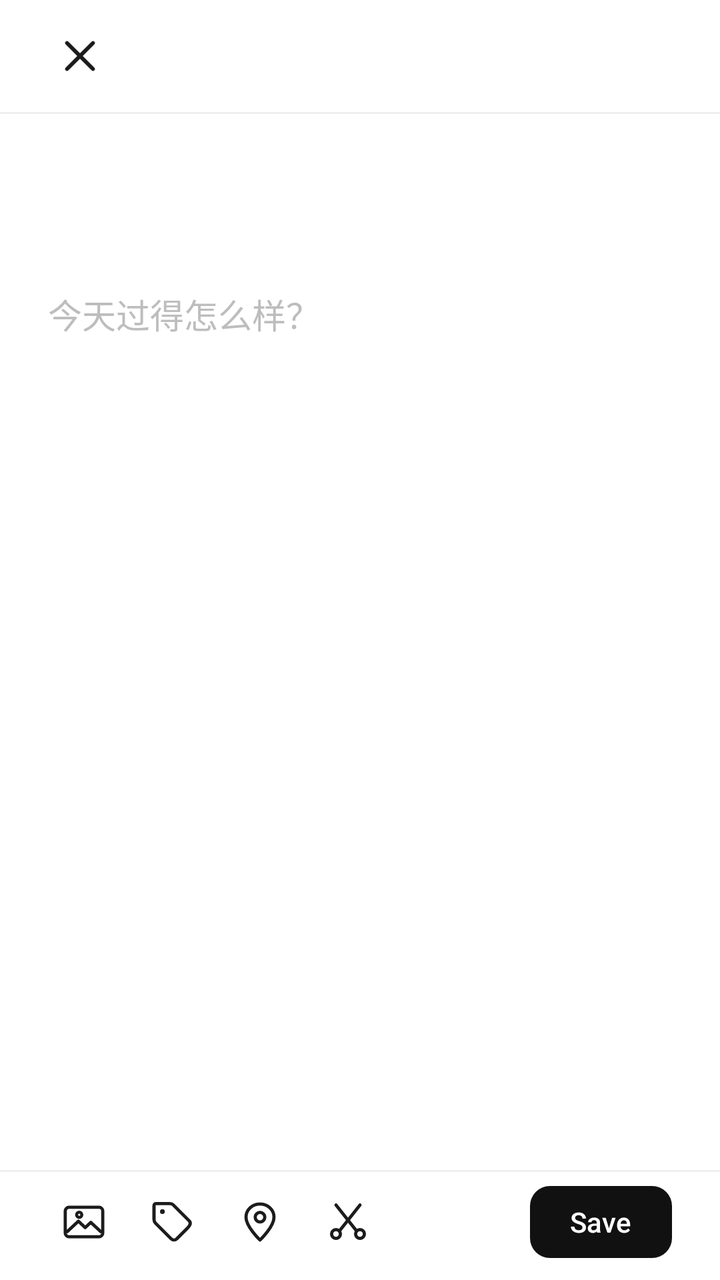
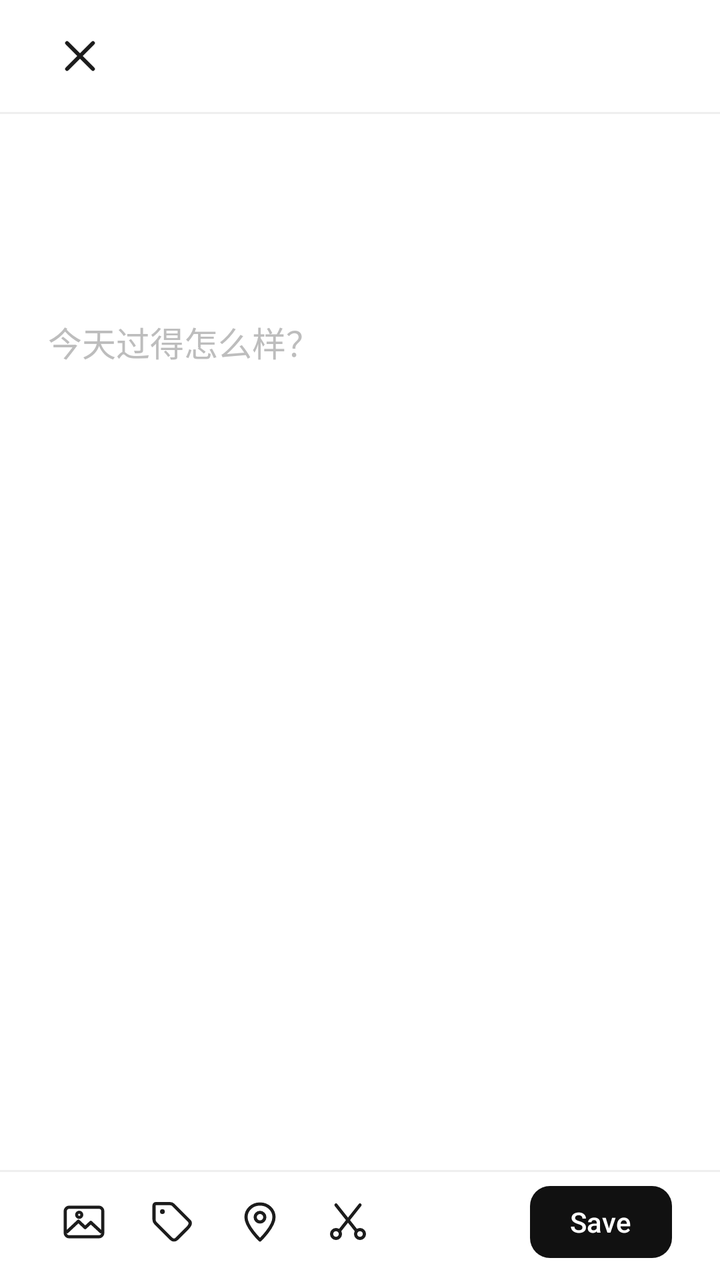

An Android layout rendered at two revisions. The XML below is the earlier revision; the diff shows what the commit changed to produce the second picture.
<!-- AndroidManifest.xml: activity theme Theme.WuDiary.Editor -->
<!-- res/layout/activity_edit_diary.xml -->
<?xml version="1.0" encoding="utf-8"?>
<LinearLayout xmlns:android="http://schemas.android.com/apk/res/android"
    xmlns:app="http://schemas.android.com/apk/res-auto"
    android:layout_width="match_parent"
    android:layout_height="match_parent"
    android:background="@color/background"
    android:orientation="vertical">

    <ScrollView
        android:id="@+id/scrollContent"
        android:layout_width="match_parent"
        android:layout_height="0dp"
        android:layout_weight="1"
        android:fillViewport="true"
        android:overScrollMode="never"
        android:scrollbars="none">

        <LinearLayout
            android:layout_width="match_parent"
            android:layout_height="wrap_content"
            android:orientation="vertical">

            <LinearLayout
                android:layout_width="match_parent"
                android:layout_height="56dp"
                android:gravity="center_vertical"
                android:orientation="horizontal"
                android:paddingHorizontal="16dp">

                <ImageButton
                    android:id="@+id/btnClose"
                    android:layout_width="48dp"
                    android:layout_height="48dp"
                    android:background="?attr/selectableItemBackgroundBorderless"
                    android:contentDescription="@string/cancel"
                    android:scaleType="centerInside"
                    android:src="@drawable/ic_close"
                    app:tint="@color/text_primary" />
            </LinearLayout>

            <View
                android:layout_width="match_parent"
                android:layout_height="1dp"
                android:background="@color/divider" />

            <LinearLayout
                android:layout_width="match_parent"
                android:layout_height="wrap_content"
                android:layout_marginHorizontal="24dp"
                android:layout_marginTop="22dp"
                android:orientation="horizontal">

                <TextView
                    android:id="@+id/textEditorDay"
                    android:layout_width="wrap_content"
                    android:layout_height="wrap_content"
                    android:fontFamily="serif"
                    android:textColor="@color/text_primary"
                    android:textSize="32sp"
                    android:textStyle="bold" />

                <TextView
                    android:id="@+id/textEditorYear"
                    android:layout_width="wrap_content"
                    android:layout_height="wrap_content"
                    android:layout_marginStart="9dp"
                    android:fontFamily="serif"
                    android:textColor="@color/text_secondary"
                    android:textSize="18sp" />
            </LinearLayout>

            <TextView
                android:id="@+id/textEditorTags"
                android:layout_width="match_parent"
                android:layout_height="wrap_content"
                android:layout_marginHorizontal="24dp"
                android:layout_marginTop="10dp"
                android:textColor="@color/text_secondary"
                android:textSize="13sp"
                android:visibility="gone" />

            <HorizontalScrollView
                android:id="@+id/imageScroll"
                android:layout_width="match_parent"
                android:layout_height="wrap_content"
                android:layout_marginTop="16dp"
                android:clipToPadding="false"
                android:paddingHorizontal="24dp"
                android:scrollbars="none"
                android:visibility="gone">

                <LinearLayout
                    android:id="@+id/imageStrip"
                    android:layout_width="wrap_content"
                    android:layout_height="wrap_content"
                    android:orientation="horizontal" />
            </HorizontalScrollView>

            <EditText
                android:id="@+id/editContent"
                android:layout_width="match_parent"
                android:layout_height="wrap_content"
                android:layout_marginHorizontal="24dp"
                android:layout_marginTop="22dp"
                android:layout_marginBottom="12dp"
                android:background="@null"
                android:breakStrategy="simple"
                android:gravity="top"
                android:hint="@string/hint_content"
                android:hyphenationFrequency="none"
                android:inputType="textMultiLine|textCapSentences"
                android:lineSpacingExtra="6dp"
                android:minHeight="240dp"
                android:overScrollMode="never"
                android:paddingStart="0dp"
                android:paddingTop="0dp"
                android:paddingEnd="0dp"
                android:paddingBottom="72dp"
                android:scrollbars="none"
                android:textColor="@color/text_body"
                android:textColorHint="@color/text_secondary"
                android:textSize="17sp" />
        </LinearLayout>
    </ScrollView>

    <View
        android:layout_width="match_parent"
        android:layout_height="1dp"
        android:background="@color/divider" />

    <LinearLayout
        android:layout_width="match_parent"
        android:layout_height="wrap_content"
        android:gravity="center_vertical"
        android:orientation="horizontal"
        android:paddingHorizontal="24dp"
        android:paddingTop="7dp"
        android:paddingBottom="11dp">

        <ImageButton
            android:id="@+id/btnImage"
            android:layout_width="36dp"
            android:layout_height="36dp"
            android:background="?attr/selectableItemBackgroundBorderless"
            android:contentDescription="@string/add_image"
            android:scaleType="centerInside"
            android:src="@drawable/ic_image"
            app:tint="@color/text_primary" />

        <ImageButton
            android:id="@+id/btnTag"
            android:layout_width="36dp"
            android:layout_height="36dp"
            android:layout_marginStart="8dp"
            android:background="?attr/selectableItemBackgroundBorderless"
            android:contentDescription="@string/add_tag"
            android:scaleType="centerInside"
            android:src="@drawable/ic_tag"
            app:tint="@color/text_primary" />

        <ImageButton
            android:id="@+id/btnLocation"
            android:layout_width="36dp"
            android:layout_height="36dp"
            android:layout_marginStart="8dp"
            android:background="?attr/selectableItemBackgroundBorderless"
            android:contentDescription="@string/add_location"
            android:scaleType="centerInside"
            android:src="@drawable/ic_location"
            app:tint="@color/text_primary" />

        <ImageButton
            android:id="@+id/btnCut"
            android:layout_width="36dp"
            android:layout_height="36dp"
            android:layout_marginStart="8dp"
            android:background="?attr/selectableItemBackgroundBorderless"
            android:contentDescription="@string/cut_paragraph"
            android:scaleType="centerInside"
            android:src="@drawable/ic_cut"
            app:tint="@color/text_primary" />

        <Space
            android:layout_width="0dp"
            android:layout_height="1dp"
            android:layout_weight="1" />

        <com.google.android.material.button.MaterialButton
            android:id="@+id/btnSave"
            android:layout_width="wrap_content"
            android:layout_height="36dp"
            android:contentDescription="@string/save"
            android:insetTop="0dp"
            android:insetBottom="0dp"
            android:minWidth="0dp"
            android:minHeight="0dp"
            android:paddingHorizontal="20dp"
            android:text="@string/save_action"
            android:textColor="@android:color/white"
            android:textSize="14sp"
            app:backgroundTint="@color/fab_dark"
            app:cornerRadius="10dp" />
    </LinearLayout>

</LinearLayout>
<!-- resources referenced by this layout -->
<resources>
  <color name="background">#FFFFFF</color>
  <color name="divider">#EFEFEF</color>
  <color name="fab_dark">#111111</color>
  <color name="text_body">#565656</color>
  <color name="text_primary">#1C1C1C</color>
  <color name="text_secondary">#BDBDBD</color>
  <!-- drawable ic_close (drawable) -->
  <?xml version="1.0" encoding="utf-8"?>
  <vector xmlns:android="http://schemas.android.com/apk/res/android"
      android:width="24dp"
      android:height="24dp"
      android:viewportWidth="24"
      android:viewportHeight="24">
      <path
          android:fillColor="#00000000"
          android:pathData="M5.5,5.5 L18.5,18.5 M18.5,5.5 L5.5,18.5"
          android:strokeColor="#1C1C1C"
          android:strokeLineCap="round"
          android:strokeWidth="1.9" />
  </vector>
  <!-- drawable ic_location (drawable) -->
  <?xml version="1.0" encoding="utf-8"?>
  <vector xmlns:android="http://schemas.android.com/apk/res/android"
      android:width="24dp"
      android:height="24dp"
      android:viewportWidth="24"
      android:viewportHeight="24">
      <path
          android:fillColor="#00000000"
          android:pathData="M12,21 C12,21 19,14.4 19,9.6 C19,5.9 15.9,3 12,3 C8.1,3 5,5.9 5,9.6 C5,14.4 12,21 12,21 Z"
          android:strokeColor="#1C1C1C"
          android:strokeLineCap="round"
          android:strokeLineJoin="round"
          android:strokeWidth="1.6" />
      <path
          android:fillColor="#00000000"
          android:pathData="M12,7.2 A2.4,2.4 0 1,1 12,12 A2.4,2.4 0 1,1 12,7.2 Z"
          android:strokeColor="#1C1C1C"
          android:strokeWidth="1.6" />
  </vector>
  <!-- drawable ic_tag (drawable) -->
  <?xml version="1.0" encoding="utf-8"?>
  <vector xmlns:android="http://schemas.android.com/apk/res/android"
      android:width="24dp"
      android:height="24dp"
      android:viewportWidth="24"
      android:viewportHeight="24">
      <path
          android:pathData="M20.6,11.4l-7.9,-7.9C12.3,3.1 11.6,2.8 10.9,2.8H4c-0.6,0 -1,0.4 -1,1v6.9c0,0.7 0.3,1.4 0.7,1.8l7.9,7.9c0.8,0.8 2,0.8 2.8,0l5.2,-5.2C21.4,13.4 21.4,12.2 20.6,11.4z"
          android:fillColor="@android:color/transparent"
          android:strokeColor="#000000"
          android:strokeLineCap="round"
          android:strokeLineJoin="round"
          android:strokeWidth="1.6" />
      <path
          android:pathData="M7.2,6.8m-1.2,0a1.2,1.2 0,1 1,2.4 0a1.2,1.2 0,1 1,-2.4 0"
          android:fillColor="#000000" />
  </vector>
  <string name="add_image">添加图片</string>
  <string name="add_location">获取坐标</string>
  <string name="add_tag">添加标签</string>
  <string name="cancel">取消</string>
  <string name="cut_paragraph">剪切当前段落</string>
  <string name="hint_content">今天过得怎么样？</string>
  <string name="save">保存</string>
  <string name="save_action">Save</string>
  <style name="Theme.WuDiary.Editor" parent="Theme.WuDiary">
          <item name="android:windowAnimationStyle">@style/WindowAnimationNone</item>
      </style>
  <style name="Theme.WuDiary" parent="Theme.Material3.Light.NoActionBar">
          <item name="colorPrimary">@color/primary</item>
          <item name="colorOnPrimary">@android:color/white</item>
          <item name="colorSurface">@color/surface</item>
          <item name="android:windowBackground">@color/background</item>
          <item name="android:statusBarColor">@color/background</item>
          <item name="android:windowLightStatusBar">true</item>
          <item name="android:navigationBarColor">@color/background</item>
      </style>
  <style name="WindowAnimationNone">
          <item name="android:activityOpenEnterAnimation">@null</item>
          <item name="android:activityOpenExitAnimation">@null</item>
          <item name="android:activityCloseEnterAnimation">@null</item>
          <item name="android:activityCloseExitAnimation">@null</item>
          <item name="android:windowEnterAnimation">@null</item>
          <item name="android:windowExitAnimation">@null</item>
      </style>
  <color name="primary">#1C1C1C</color>
  <color name="surface">#FFFFFF</color>
  <!-- unchanged entries left out for length: 2 -->
</resources>

<!-- the commit's change to res/layout/activity_edit_diary.xml (unified diff, before → after) -->
@@ -47,7 +47,7 @@
                 android:layout_width="match_parent"
                 android:layout_height="wrap_content"
                 android:layout_marginHorizontal="24dp"
-                android:layout_marginTop="22dp"
+                android:layout_marginTop="12dp"
                 android:orientation="horizontal">
 
                 <TextView
@@ -74,10 +74,10 @@
                 android:layout_width="match_parent"
                 android:layout_height="wrap_content"
                 android:layout_marginHorizontal="24dp"
-                android:layout_marginTop="10dp"
+                android:layout_marginTop="6dp"
+                android:minHeight="18dp"
                 android:textColor="@color/text_secondary"
-                android:textSize="13sp"
-                android:visibility="gone" />
+                android:textSize="13sp" />
 
             <HorizontalScrollView
                 android:id="@+id/imageScroll"
